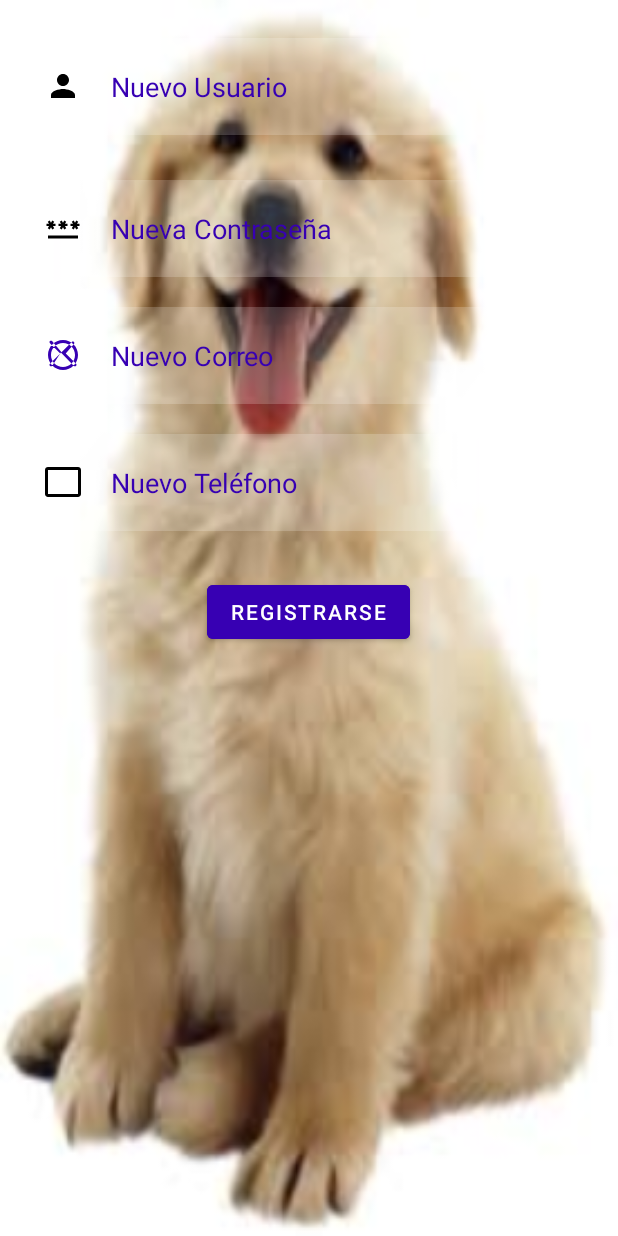
After one commit to KaiserGott/BepawsomeDos, an Android app: the RegisterActivity screen opened directly, with no data from a screen before it, on a phone screen of 412 x 824 dp. The commit adds this screen. Run offline under Robolectric (Android 15) with nearby library versions, the phone set to English and light mode, and no system bars; our stand-ins replace Firebase (no records; nobody signed in at launch, a user with empty details on screens opened directly).

Commit message:
Ya guarda el usuario que creo la publicacion , agregado register. login ahora toma usuario.

```diff
--- a/app/build.gradle.kts
+++ b/app/build.gradle.kts
@@ -59,8 +59,9 @@ dependencies {
     implementation(platform("com.google.firebase:firebase-bom:32.5.0"))
     implementation("com.google.firebase:firebase-analytics")
     implementation("com.google.firebase:firebase-database-ktx:20.3.0")
-    implementation("androidx.lifecycle:lifecycle-viewmodel:2.3.1")
+    implementation(platform("com.google.firebase:firebase-bom:32.3.1"))
     implementation("androidx.lifecycle:lifecycle-livedata:2.3.1")
+    implementation("com.google.firebase:firebase-auth-ktx")
     implementation("com.github.bumptech.glide:glide:4.12.0")
     testImplementation("junit:junit:4.13.2")
     implementation("com.squareup.picasso:picasso:2.8")
--- a/app/src/main/AndroidManifest.xml
+++ b/app/src/main/AndroidManifest.xml
@@ -34,6 +34,10 @@
                 <category android:name="android.intent.category.LAUNCHER" />
             </intent-filter>
         </activity>
+        <activity
+            android:name=".RegisterActivity"
+            android:exported="true"
+            android:theme="@style/Theme.BepawsomeDos.NoActionBar"/>
     </application>
 
 </manifest>
--- a/app/src/main/java/com/example/bepawsomedos/MainActivity.kt
+++ b/app/src/main/java/com/example/bepawsomedos/MainActivity.kt
@@ -24,9 +24,6 @@ class MainActivity : AppCompatActivity() {
     override fun onCreate(savedInstanceState: Bundle?) {
         super.onCreate(savedInstanceState)
         setTheme(R.style.Theme_BepawsomeDos_NoActionBar)
-
-        // Mueve la llamada a setPersistenceEnabled al principio de la aplicación
-        FirebaseDatabase.getInstance().setPersistenceEnabled(true)
 
         // Ahora obtén la referencia de la base de datos después de habilitar la persistencia
         databaseReference = FirebaseDatabase.getInstance().reference
--- /dev/null
+++ b/app/src/main/java/com/example/bepawsomedos/RegisterActivity.kt
@@ -0,0 +1,73 @@
+package com.example.bepawsomedos
+
+import android.content.Intent
+import android.os.Bundle
+import android.widget.EditText
+import android.widget.Toast
+import androidx.appcompat.app.AppCompatActivity
+import com.example.bepawsomedos.models.User
+import com.google.android.material.button.MaterialButton
+import com.google.firebase.auth.FirebaseAuth
+import com.google.firebase.database.FirebaseDatabase
+
+class RegisterActivity : AppCompatActivity() {
+
+    private lateinit var auth: FirebaseAuth
+    private lateinit var databaseReference: FirebaseDatabase
+
+    override fun onCreate(savedInstanceState: Bundle?) {
+        super.onCreate(savedInstanceState)
+        setContentView(R.layout.activity_register)
+
+        auth = FirebaseAuth.getInstance()
+        databaseReference = FirebaseDatabase.getInstance()
+
+        val nuevoUsuario: EditText = findViewById(R.id.nuevoUsuario)
+        val nuevaContrasenia: EditText = findViewById(R.id.nuevaContrasenia)
+        val nuevoCorreo: EditText = findViewById(R.id.nuevoCorreo)
+        val nuevoTelefono: EditText = findViewById(R.id.nuevoTelefono) // Nuevo campo para el teléfono
+        val registerBtn: MaterialButton = findViewById(R.id.registrarsebtn)
+
+        registerBtn.setOnClickListener {
+            val nuevoUsuarioInput = nuevoUsuario.text.toString()
+            val nuevaContraseniaInput = nuevaContrasenia.text.toString()
+            val nuevoCorreoInput = nuevoCorreo.text.toString()
+            val nuevoTelefonoInput = nuevoTelefono.text.toString()
+
+            // Verifica que los campos no estén vacíos
+            if (nuevoUsuarioInput.isNotEmpty() && nuevaContraseniaInput.isNotEmpty() && nuevoCorreoInput.isNotEmpty()) {
+                // Crea un nuevo usuario en Firebase Authentication
+                auth.createUserWithEmailAndPassword(nuevoCorreoInput, nuevaContraseniaInput)
+                    .addOnCompleteListener(this) { task ->
+                        if (task.isSuccessful) {
+                            // Registro exitoso
+                            val userId = auth.currentUser?.uid
+                            // Guarda el nuevo usuario en la base de datos de Firebase
+                            userId?.let {
+                                val user = User(
+                                    it,
+                                    nuevoUsuarioInput,
+                                    nuevaContraseniaInput,
+                                    nuevoCorreoInput,
+                                    "",
+                                    nuevoTelefonoInput
+                                )
+                                databaseReference.reference.child("usuarios").child(userId).setValue(user)
+                                Toast.makeText(this, "Registro exitoso", Toast.LENGTH_SHORT).show()
+                                // Lleva al usuario de vuelta a la actividad de inicio de sesión
+                                val intent = Intent(this, LoginActivity::class.java)
+                                startActivity(intent)
+                                finish()
+                            }
+                        } else {
+                            // Si el registro falla, muestra un mensaje de error al usuario.
+                            Toast.makeText(this, "Error en el registro: ${task.exception?.message}", Toast.LENGTH_SHORT).show()
+                        }
+                    }
+            } else {
+                // Si alguno de los campos está vacío, muestra un mensaje al usuario.
+                Toast.makeText(this, "Por favor, complete todos los campos", Toast.LENGTH_SHORT).show()
+            }
+        }
+    }
+}
--- a/app/src/main/java/com/example/bepawsomedos/ui/publicacion/PublicacionFragment.kt
+++ b/app/src/main/java/com/example/bepawsomedos/ui/publicacion/PublicacionFragment.kt
@@ -20,6 +20,7 @@ import com.example.bepawsomedos.api.DogBreedsResponse
 import com.example.bepawsomedos.models.Animal
 import com.example.bepawsomedos.viewModels.AnimalViewModel
 import com.example.bepawsomedos.viewModels.AnimalViewModelFactory
+import com.google.firebase.auth.FirebaseAuth
 import com.google.firebase.database.DatabaseReference
 import com.google.firebase.database.FirebaseDatabase
 import retrofit2.Call
@@ -101,9 +102,11 @@ class PublicacionFragment : Fragment() {
             val sexo = if (radioButtonMacho.isChecked) "Macho" else "Hembra"
             val peso = editTextPeso.text.toString().toDoubleOrNull() ?: 0.0
             val edad = editTextEdad.text.toString().toIntOrNull() ?: 0
+            val currentUser = FirebaseAuth.getInstance().currentUser
+            val usuarioId = currentUser!!.uid
 
             // Crear una instancia de Animal con los datos ingresados por el usuario
-            val nuevoAnimal = Animal(nombre, ubicacion, sexo, peso, edad, raza, imagenUrl = "")
+            val nuevoAnimal = Animal(nombre, ubicacion, sexo, peso, edad, raza, imagenUrl = "", usuarioId = usuarioId)
 
             // Guardar el animal en Firebase
             val animalesRef: DatabaseReference = FirebaseDatabase.getInstance().getReference("animales")
--- /dev/null
+++ b/app/src/main/res/drawable/baseline_email_24.xml
@@ -0,0 +1,12 @@
+<vector xmlns:android="http://schemas.android.com/apk/res/android"
+    android:width="24dp"
+    android:height="24dp"
+    android:viewportWidth="24.0"
+    android:viewportHeight="24.0"
+    android:tint="@color/purple_700">
+
+    <path
+        android:fillColor="@android:color/white"
+        android:pathData="M12 2C6.48 2 2 6.48 2 12s4.48 10 10 10 10-4.48 10-10S17.52 2 12 2zm0 18c-4.41 0-8-3.59-8-8s3.59-8 8-8 8 3.59 8 8-3.59 8-8 8zm-1.41-9.71L4.7 19.29c-.39.39-1.02.39-1.41 0-.39-.39-.39-1.02 0-1.41L10.17 11 3.3 4.12c-.39-.39-.39-1.02 0-1.41s1.02-.39 1.41 0L11 10.17l6.88-6.88c.39-.39 1.02-.39 1.41 0 .39.39.39 1.02 0 1.41L13.83 11l6.88 6.88c.39.39.39 1.02 0 1.41-.39.39-1.03.39-1.42 0z"/>
+
+</vector>
--- /dev/null
+++ b/app/src/main/res/drawable/baseline_phone_24.xml
@@ -0,0 +1,10 @@
+<vector xmlns:android="http://schemas.android.com/apk/res/android"
+    android:width="24dp"
+    android:height="24dp"
+    android:viewportWidth="24.0"
+    android:viewportHeight="24.0">
+
+    <path
+        android:fillColor="#000000"
+        android:pathData="M22 2H2c-1.11 0-2 .89-2 2v16c0 1.1.89 2 2 2h20c1.1 0 2-.9 2-2V4c0-1.11-.9-2-2-2zm0 18H2V4h20v16z" />
+</vector>
--- /dev/null
+++ b/app/src/main/res/layout/activity_register.xml
@@ -0,0 +1,90 @@
+<?xml version="1.0" encoding="utf-8"?>
+<RelativeLayout xmlns:android="http://schemas.android.com/apk/res/android"
+    xmlns:app="http://schemas.android.com/apk/res-auto"
+    xmlns:tools="http://schemas.android.com/tools"
+    android:layout_width="match_parent"
+    android:layout_height="match_parent"
+    android:background="@drawable/perrologin"
+    tools:context=".RegisterActivity">
+
+    <EditText
+        android:id="@+id/nuevoUsuario"
+        android:layout_width="match_parent"
+        android:layout_height="wrap_content"
+        android:layout_marginStart="10dp"
+        android:layout_marginTop="25dp"
+        android:layout_marginEnd="20dp"
+        android:layout_marginBottom="20dp"
+        android:background="#30ffffff"
+        android:drawableLeft="@drawable/baseline_person_24"
+        android:drawablePadding="20dp"
+        android:hint="Nuevo Usuario"
+        android:padding="20dp"
+        android:textColor="@color/purple_700"
+        android:textColorHint="@color/purple_700" />
+
+    <EditText
+        android:id="@+id/nuevaContrasenia"
+        android:layout_width="match_parent"
+        android:layout_height="wrap_content"
+        android:layout_below="@id/nuevoUsuario"
+        android:layout_marginStart="10dp"
+        android:layout_marginTop="10dp"
+        android:layout_marginEnd="10dp"
+        android:layout_marginBottom="10dp"
+        android:background="#30ffffff"
+        android:drawableLeft="@drawable/baseline_password_24"
+        android:drawablePadding="20dp"
+        android:hint="Nueva Contraseña"
+        android:inputType="textPassword"
+        android:padding="20dp"
+        android:textColor="@color/purple_700"
+        android:textColorHint="@color/purple_700" />
+
+    <EditText
+        android:id="@+id/nuevoCorreo"
+        android:layout_width="match_parent"
+        android:layout_height="wrap_content"
+        android:layout_below="@id/nuevaContrasenia"
+        android:layout_marginStart="10dp"
+        android:layout_marginTop="10dp"
+        android:layout_marginEnd="10dp"
+        android:layout_marginBottom="10dp"
+        android:background="#30ffffff"
+        android:drawableLeft="@drawable/baseline_email_24"
+        android:drawablePadding="20dp"
+        android:hint="Nuevo Correo"
+        android:inputType="textEmailAddress"
+        android:padding="20dp"
+        android:textColor="@color/purple_700"
+        android:textColorHint="@color/purple_700" />
+
+    <EditText
+        android:id="@+id/nuevoTelefono"
+        android:layout_width="match_parent"
+        android:layout_height="wrap_content"
+        android:layout_below="@id/nuevoCorreo"
+        android:layout_marginStart="10dp"
+        android:layout_marginTop="10dp"
+        android:layout_marginEnd="10dp"
+        android:layout_marginBottom="10dp"
+        android:background="#30ffffff"
+        android:drawableLeft="@drawable/baseline_phone_24"
+    android:drawablePadding="20dp"
+    android:hint="Nuevo Teléfono"
+    android:inputType="phone"
+    android:padding="20dp"
+    android:textColor="@color/purple_700"
+    android:textColorHint="@color/purple_700" />
+
+    <com.google.android.material.button.MaterialButton
+        android:id="@+id/registrarsebtn"
+        android:layout_width="wrap_content"
+        android:layout_height="wrap_content"
+        android:layout_below="@id/nuevoTelefono"
+        android:layout_centerHorizontal="true"
+        android:layout_margin="20dp"
+        android:backgroundTint="@color/purple_700"
+        android:text="Registrarse" />
+
+</RelativeLayout>
```
Also changed, not shown: app/src/main/java/com/example/bepawsomedos/LoginActivity.kt (+73 -51 lines), app/src/main/java/com/example/bepawsomedos/models/User.kt (+5 -19 lines), app/src/main/java/com/example/bepawsomedos/ui/home/HomeFragment.kt (+45 -40 lines), app/src/main/res/layout/activity_login.xml (+10 -0 lines).
